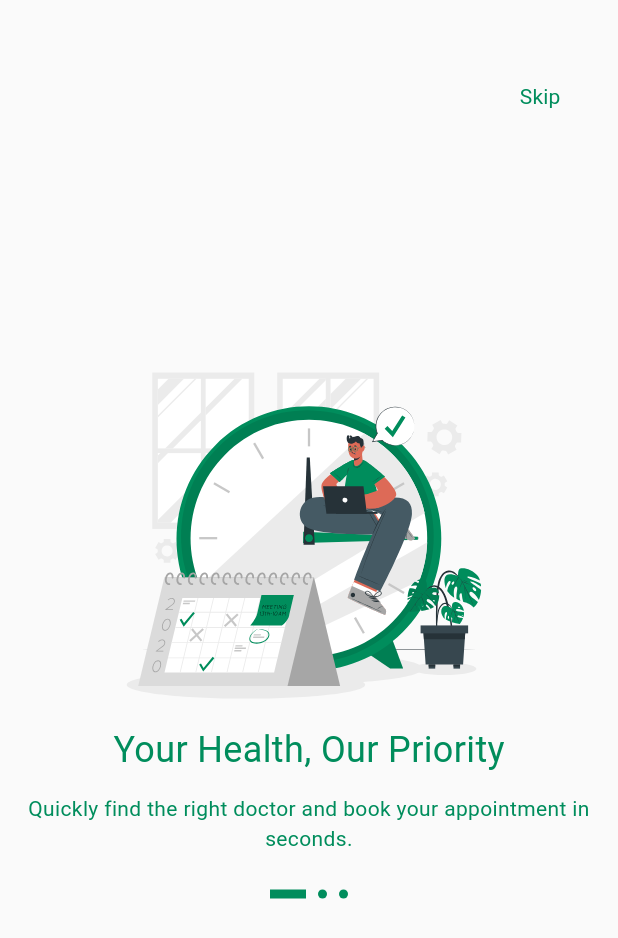
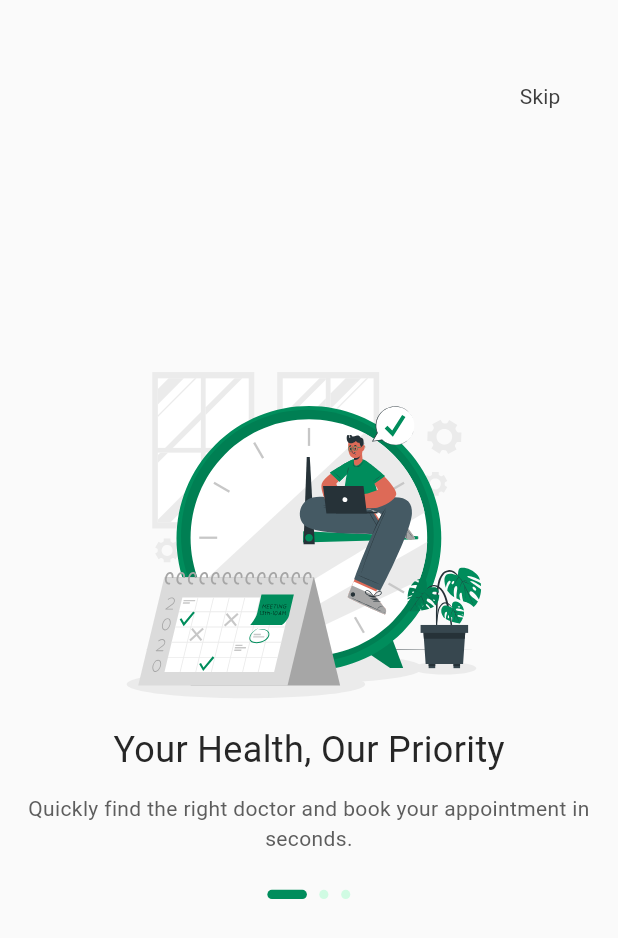
Before and after one commit to jimmyfcis/shifa, a Flutter app: the OnboardingScreen screen opened by its route, on a phone screen of 412 x 824 dp. Shown: the top 938 px of the screen. Run offline on Flutter 3.47's test engine with Material 3 defaults, Android fonts, the phone set to English and light mode, and no system bars; our stand-ins replace flutter_screenutil, flutter_svg, hexcolor.

Commit message:
enhance UI of 3 onboarding items

```diff
--- a/lib/core/theme/theme.dart
+++ b/lib/core/theme/theme.dart
@@ -8,6 +8,9 @@ class AppTheme {
     fontFamily: "Nexa",
   );
   static const Color primaryColor = Color(0xFF008D5C);
+  static const Color primaryTextColor = Color(0xFF262626);
+  static const Color secondaryTextColor = Color(0xFF5D5D5D);
+  static const Color leksellSecondaryColor = Color(0xFFD0FBE3);
   static const Color onBoardingBG = Color(0xFFFAFAFA);
   static const Color greyColor = Color(0xFFE8E8E8);
   static const Color billColor = Color(0xFFEEF7F4);
@@ -15,7 +18,7 @@ class AppTheme {
   static const Color primaryColorLeksell = Color(0xFF4270B7);
   static const Color secondaryColorLeksell = Color(0xFFECF1F8);
 
-  static const Color grey4Color = Color(0xFF);
+  static const Color darkGreyColor = Color(0xFF3D3D3D);
   static const Color grey3color = Color(0xFF);
   static const Color green2Color = Color(0xFF);
   static const Color green4Color = Color(0xFFEEF7F4);
--- a/lib/features/splash/screens/onboarding_screen.dart
+++ b/lib/features/splash/screens/onboarding_screen.dart
@@ -1,4 +1,5 @@
 import 'package:flutter/material.dart';
+import 'package:flutter_screenutil/flutter_screenutil.dart';
 import 'package:flutter_svg/svg.dart';
 import 'package:shifa/core/routes/app_routes.dart';
 
@@ -49,8 +50,7 @@ class _OnboardingScreenState extends State<OnboardingScreen> {
               return _buildPage(
                 image: images[index],
                 title: "Your Health, Our Priority",
-                content:
-                    "Quickly find the right doctor and book your appointment in seconds.",
+                content: "Quickly find the right doctor and book your appointment in seconds.",
               );
             },
           ),
@@ -65,20 +65,19 @@ class _OnboardingScreenState extends State<OnboardingScreen> {
                       style: TextStyle(
                           fontWeight: FontWeight.w400,
                           fontFamily: FontsAssets.Nexa,
-                          color: AppTheme.primaryColor,
+                          color: AppTheme.darkGreyColor,
                           fontSize: 14),
                     ),
                   )
                 : const SizedBox.shrink(),
           ),
-          if (_currentPage ==
-              2) // Show "Get Started" button only on the last page
+          if (_currentPage == 2) // Show "Get Started" button only on the last page
             Positioned(
-              bottom: 40,
+              bottom: 40.h,
               left: 0,
               right: 0,
               child: Padding(
-                padding: const EdgeInsets.all(24.0),
+                padding: const EdgeInsets.all(24),
                 child: Center(
                   child: CustomGreenButton(
                     title: "Get Started",
@@ -94,8 +93,7 @@ class _OnboardingScreenState extends State<OnboardingScreen> {
     );
   }
 
-  Widget _buildPage(
-      {required String title, required String content, required String image}) {
+  Widget _buildPage({required String title, required String content, required String image}) {
     return Center(
       child: Padding(
         padding: const EdgeInsets.all(16.0),
@@ -108,20 +106,20 @@ class _OnboardingScreenState extends State<OnboardingScreen> {
               style: const TextStyle(
                   fontWeight: FontWeight.w400,
                   fontFamily: FontsAssets.Nexa,
-                  color: AppTheme.primaryColor,
+                  color: AppTheme.primaryTextColor,
                   fontSize: 24),
             ),
-            const SizedBox(height: 12),
+            SizedBox(height: 12.h),
             Text(
               content,
               textAlign: TextAlign.center,
               style: const TextStyle(
                   fontWeight: FontWeight.w400,
                   fontFamily: FontsAssets.Nexa,
-                  color: AppTheme.primaryColor,
+                  color: AppTheme.secondaryTextColor,
                   fontSize: 14),
             ),
-            const SizedBox(height: 24),
+            SizedBox(height: 24.h),
             Row(
               mainAxisAlignment: MainAxisAlignment.center,
               children: List.generate(3, (index) => _buildStepIndicator(index)),
@@ -136,19 +134,20 @@ class _OnboardingScreenState extends State<OnboardingScreen> {
     return _currentPage == index
         ? Container(
             margin: const EdgeInsets.symmetric(horizontal: 4),
-            width: 24,
-            height: 6,
-            decoration: const BoxDecoration(
+            width: 24.w,
+            height: 6.h,
+            decoration: BoxDecoration(
+                borderRadius: BorderRadius.circular(25.0.r),
               color: AppTheme.primaryColor,
             ),
           )
         : Container(
             margin: const EdgeInsets.symmetric(horizontal: 4),
-            width: 6,
-            height: 6,
+            width: 6.w,
+            height: 6.h,
             decoration: const BoxDecoration(
               shape: BoxShape.circle,
-              color: AppTheme.primaryColor,
+              color: AppTheme.leksellSecondaryColor,
             ),
           );
   }
```
